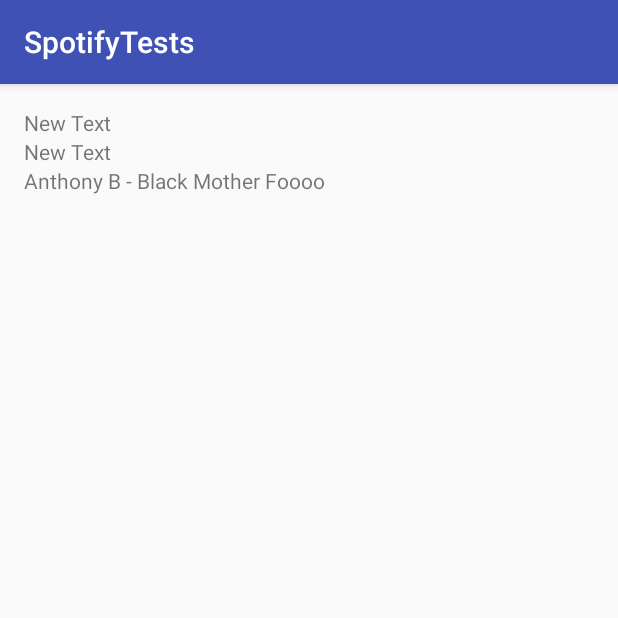
After one commit to MatthieuGirard/2015-team-onebeat, an Android app: the ParseActivity screen opened directly, with no data from a screen before it, on a phone screen of 412 x 824 dp, the top half of it. The commit adds this screen. Run offline under Robolectric (Android 15) with nearby library versions, the phone set to English and light mode, and no system bars.

Commit message:
Basic search activity done. Need to integrate it into master

```diff
--- /dev/null
+++ b/app/src/main/java/ch/epfl/sweng/spotifytests/ParseActivity.java
@@ -0,0 +1,62 @@
+package ch.epfl.sweng.spotifytests;
+
+import android.support.v7.app.AppCompatActivity;
+import android.os.Bundle;
+import android.util.Log;
+import android.widget.RelativeLayout;
+import android.widget.TextView;
+
+import org.json.JSONArray;
+import org.json.JSONException;
+import org.json.JSONObject;
+
+public class ParseActivity extends AppCompatActivity {
+
+    public String s = "{\"info\": {\"num_results\": 1, \"limit\": 100, \"offset\": 0, \"query\": \"foooo\", \"type\": \"track\", \"page\": 1}, \"tracks\": [{\"album\": {\"released\": \"2006\", \"href\": \"spotify:album:4VCxFGCoJG1w7RmxtaKsjX\", \"name\": \"Suffering Man\", \"availability\": {\"territories\": \"AD AR AT AU BE BG BO BR CA CH CL CO CR CY CZ DE DK DO EC EE ES FI FR GB GR GT HK HN HR HU IE IS IT LI LT LU LV MC MT MX MY NI NL NO NZ PA PE PH PL PT PY RO SE SG SI SK SV TR TW US UY\"}}, \"name\": \"Black Mother Foooo\", \"external-ids\": [{\"type\": \"isrc\", \"id\": \"JMB110900182\"}], \"popularity\": \"0.02\", \"explicit\": true, \"length\": 347.693, \"href\": \"spotify:track:0uIpyzeR7wSmDCErymJHmc\", \"artists\": [{\"href\": \"spotify:artist:7Lij2ZLJJQOfGojVR3Wmqa\", \"name\": \"Anthony B\"}], \"track-number\": \"11\"}]}";
+
+    private TextView textView1;
+    private TextView textView2;
+
+    @Override
+    protected void onCreate(Bundle savedInstanceState) {
+        super.onCreate(savedInstanceState);
+        setContentView(R.layout.activity_parse);
+
+        textView1 = (TextView) findViewById(R.id.textView1);
+        textView2 = (TextView) findViewById(R.id.textView2);
+
+        parseJSON(s);
+
+    }
+
+    public void parseJSON(String s) {
+        try {
+            JSONObject json = new JSONObject(s);
+
+            JSONObject info = json.getJSONObject("info");
+
+            //textView1.setText(json.toString());
+
+            //textView2.setText(info.toString());
+
+            int numResults = info.getInt("num_results");
+            int numPages = info.getInt("page");
+
+            JSONArray jsonTracks = json.optJSONArray("tracks");
+
+            RelativeLayout relativeLayout = (RelativeLayout) findViewById(R.id.resultsLayout);
+
+            for (int i = 0; i < jsonTracks.length(); i++) {
+                TextView textView = new TextView(this);
+                textView.setText(jsonTracks.getJSONObject(i).getJSONArray("artists").getJSONObject(0).getString("name")
+                        +" - "+jsonTracks.getJSONObject(i).getString("name"));
+
+                relativeLayout.addView(textView);
+            }
+
+        } catch (JSONException e) {
+            e.printStackTrace();
+        }
+
+    }
+}
--- /dev/null
+++ b/app/src/main/res/layout/activity_parse.xml
@@ -0,0 +1,35 @@
+<?xml version="1.0" encoding="utf-8"?>
+<RelativeLayout xmlns:android="http://schemas.android.com/apk/res/android"
+    xmlns:tools="http://schemas.android.com/tools" android:layout_width="match_parent"
+    android:layout_height="match_parent" android:paddingLeft="@dimen/activity_horizontal_margin"
+    android:paddingRight="@dimen/activity_horizontal_margin"
+    android:paddingTop="@dimen/activity_vertical_margin"
+    android:paddingBottom="@dimen/activity_vertical_margin"
+    tools:context="ch.epfl.sweng.spotifytests.ParseActivity">
+
+    <TextView
+        android:layout_width="wrap_content"
+        android:layout_height="wrap_content"
+        android:text="New Text"
+        android:id="@+id/textView1"
+        android:layout_alignParentTop="true"
+        android:layout_alignParentLeft="true"
+        android:layout_alignParentStart="true" />
+
+    <TextView
+        android:layout_width="wrap_content"
+        android:layout_height="wrap_content"
+        android:text="New Text"
+        android:id="@+id/textView2"
+        android:layout_below="@+id/textView1"
+        android:layout_alignParentLeft="true"
+        android:layout_alignParentStart="true" />
+
+    <RelativeLayout
+        android:layout_width="match_parent"
+        android:layout_height="match_parent"
+        android:layout_below="@+id/textView2"
+        android:layout_alignParentLeft="true"
+        android:layout_alignParentStart="true"
+        android:id="@+id/resultsLayout"></RelativeLayout>
+</RelativeLayout>
```
Also changed, not shown: app/src/main/AndroidManifest.xml (+6 -3 lines), app/src/main/java/ch/epfl/sweng/spotifytests/DownloadWebpageTask.java (added, +104 -0 lines), app/src/main/java/ch/epfl/sweng/spotifytests/JSONParser.java (added, +54 -0 lines), app/src/main/java/ch/epfl/sweng/spotifytests/JSONParserException.java (added, +18 -0 lines), app/src/main/java/ch/epfl/sweng/spotifytests/MainActivity.java (+47 -82 lines), app/src/main/java/ch/epfl/sweng/spotifytests/SpotifyUser.java (added, +15 -0 lines), app/src/main/java/ch/epfl/sweng/spotifytests/Track.java (added, +20 -0 lines), app/src/main/java/ch/epfl/sweng/spotifytests/WebPageDownloader.java (added, +11 -0 lines), app/src/main/res/layout/activity_main.xml (+18 -6 lines), 2 other files.
